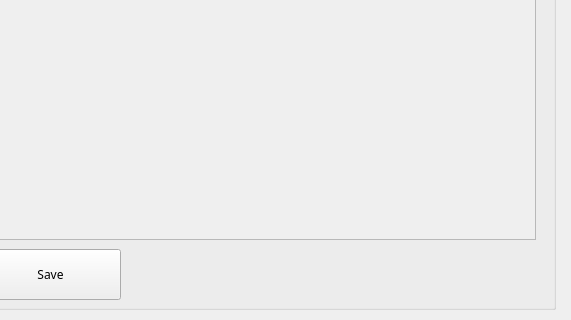
Qt form gui/qtui/ui_config.ui (chinosk6/Trainers-Legend-G-External-Plugin) before a commit; both pictures show x 465 to 1036 and y 421 to 741 of the 1036 by 741 pixel window.
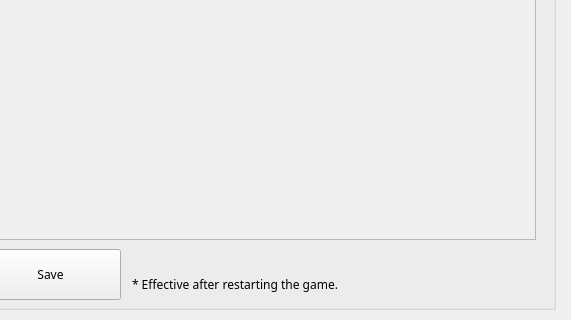
The same form after that commit.

```diff
--- a/gui/qtui/ui_config.ui
+++ b/gui/qtui/ui_config.ui
@@ -67,6 +67,19 @@
       <string>Save</string>
      </property>
     </widget>
+    <widget class="QLabel" name="label">
+     <property name="geometry">
+      <rect>
+       <x>587</x>
+       <y>680</y>
+       <width>411</width>
+       <height>31</height>
+      </rect>
+     </property>
+     <property name="text">
+      <string>* Effective after restarting the game.</string>
+     </property>
+    </widget>
    </widget>
   </widget>
  </widget>
```
